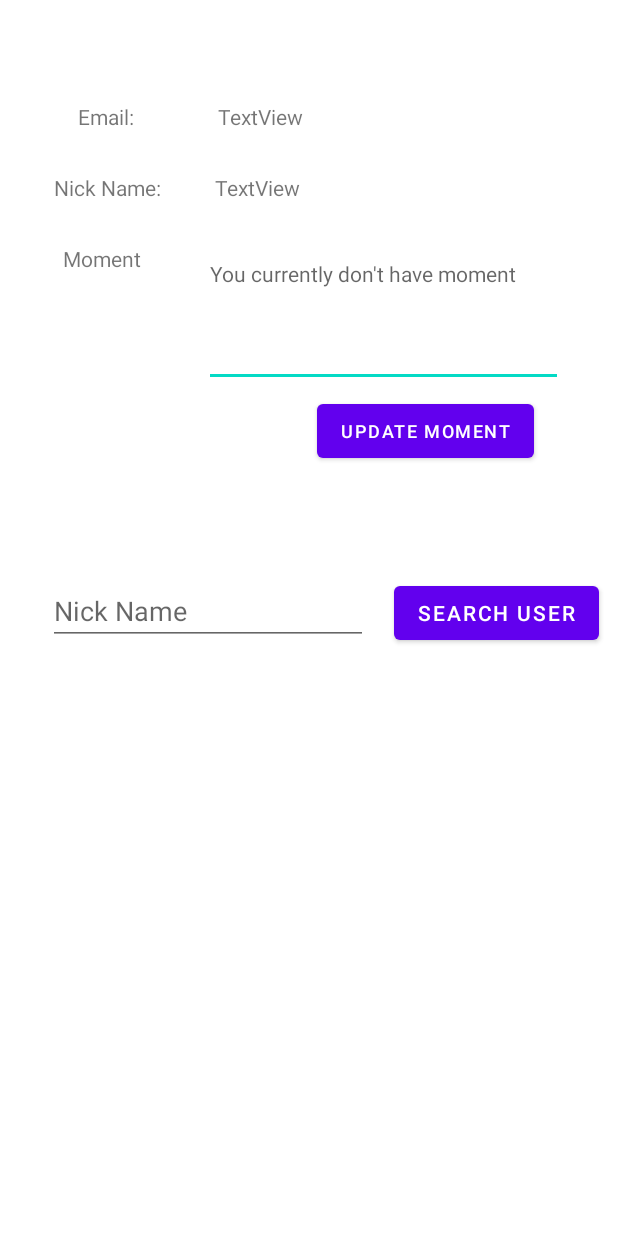
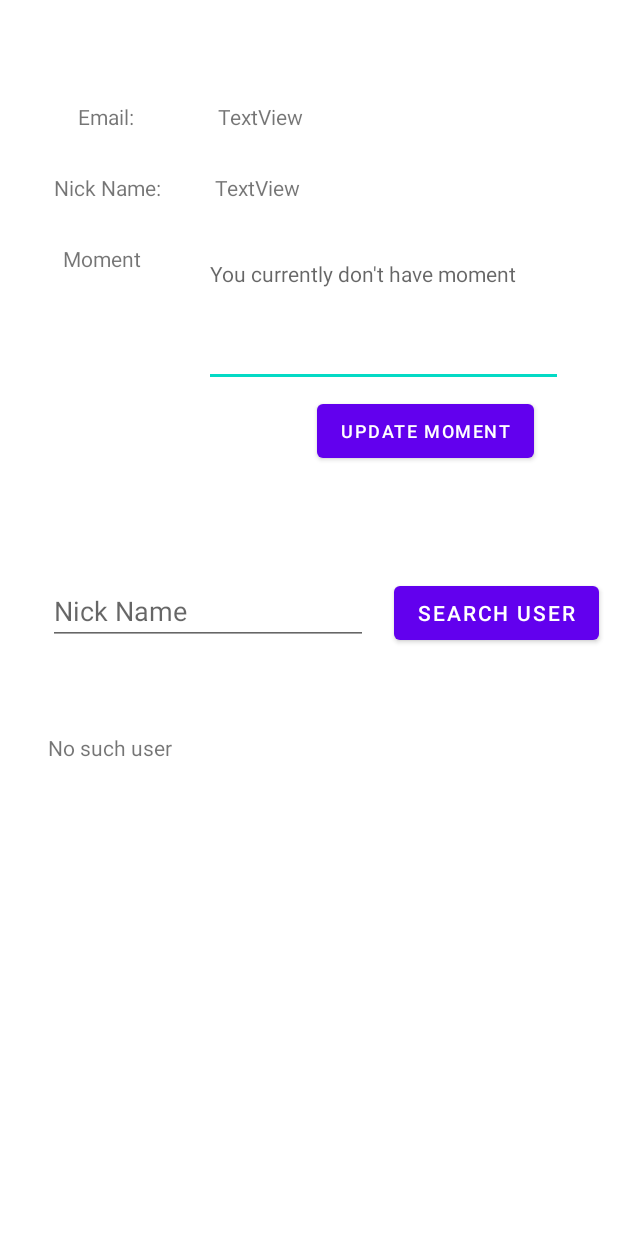
Before and after one commit to zren813/MobileDemo, an Android app: the ProfilePage screen opened directly, with no data from a screen before it, after a tap on "UPDATE MOMENT", on a phone screen of 412 x 824 dp. Run offline under Robolectric (Android 15) with nearby library versions, the phone set to English and light mode, and no system bars; our stand-ins replace Firebase (no records; nobody signed in at launch, a user with empty details on screens opened directly).

Commit message:
search user feature

```diff
--- a/app/src/main/java/com/mobiledemo/ProfilePage.java
+++ b/app/src/main/java/com/mobiledemo/ProfilePage.java
@@ -5,6 +5,7 @@ import androidx.appcompat.app.AppCompatActivity;
 
 import android.content.Intent;
 import android.os.Bundle;
+import android.util.Log;
 import android.view.View;
 import android.widget.Button;
 import android.widget.EditText;
@@ -19,6 +20,7 @@ import com.google.firebase.database.DataSnapshot;
 import com.google.firebase.database.DatabaseError;
 import com.google.firebase.database.DatabaseReference;
 import com.google.firebase.database.FirebaseDatabase;
+import com.google.firebase.database.Query;
 import com.google.firebase.database.ValueEventListener;
 
 import org.w3c.dom.Text;
@@ -30,6 +32,7 @@ public class ProfilePage extends AppCompatActivity implements View.OnClickListen
     private EditText editMoment, editSearchUser;
     private Button editTextButton, searchUserButton;
     private TextView searchedUser;
+
     @Override
     protected void onCreate(Bundle savedInstanceState) {
         super.onCreate(savedInstanceState);
@@ -98,6 +101,51 @@ public class ProfilePage extends AppCompatActivity implements View.OnClickListen
     }
 
     public void searchUser() {
-        // TODO: 9/12/21 try to search for user
+        // Do something in response to button
+        EditText editText = (EditText) findViewById(R.id.textEditSearchUser);
+        String targetName = editText.getText().toString();
+        final TextView searchedUserInfo = (TextView) findViewById(R.id.searchedUserInfo);
+        final TextView searchedEmail = (TextView) findViewById(R.id.searchedEmail);
+        final TextView searchedMoment = (TextView) findViewById(R.id.searchedMoment);
+
+        DatabaseReference reference;
+        final String[] targetEmail = new String[1];
+        final String[] targetMoment = new String[1];
+        reference = FirebaseDatabase.getInstance().getReference();
+
+        Query query = reference.child("Users").orderByChild("nickName").equalTo(targetName);
+        query.addValueEventListener(new ValueEventListener() {
+            private static final String TAG = "No such Nickname";
+
+            @Override
+            public void onDataChange(@NonNull DataSnapshot dataSnapshot) {
+
+                for (DataSnapshot data : dataSnapshot.getChildren()) {
+                    User target = data.getValue(User.class);
+                    targetEmail[0] = target.email;
+                    targetMoment[0] = target.moment; // moment null check?
+                }
+                // display the result to the user
+                if (targetEmail[0] == null) {
+                    searchedUserInfo.setText("No such user");
+                } else {
+                    searchedUserInfo.setText(targetName);
+                    searchedEmail.setText(targetEmail[0]);
+                    if (targetMoment[0] == null) {
+                        searchedMoment.setText("No moment currently");
+                    } else {
+                        searchedMoment.setText(targetMoment[0]);
+                    }
+                }
+            }
+
+
+            @Override
+            public void onCancelled(@NonNull DatabaseError databaseError) {
+                // Getting Post failed, log a message
+                Toast.makeText(ProfilePage.this, "No such user", Toast.LENGTH_LONG).show();
+                // ...
+            }
+        });
     }
 }
--- a/app/src/main/java/com/mobiledemo/User.java
+++ b/app/src/main/java/com/mobiledemo/User.java
@@ -11,4 +11,5 @@ public class User {
         this.email = email;
     }
 
+
 }
--- a/app/src/main/res/layout/activity_profile_page.xml
+++ b/app/src/main/res/layout/activity_profile_page.xml
@@ -106,10 +106,28 @@
 
     <TextView
         android:id="@+id/searchedUserInfo"
-        android:layout_width="352dp"
-        android:layout_height="94dp"
+        android:layout_width="354dp"
+        android:layout_height="29dp"
         android:layout_marginStart="32dp"
         android:layout_marginTop="56dp"
         app:layout_constraintStart_toStartOf="parent"
         app:layout_constraintTop_toBottomOf="@+id/searchUserButton" />
+
+    <TextView
+        android:id="@+id/searchedEmail"
+        android:layout_width="351dp"
+        android:layout_height="34dp"
+        android:layout_marginStart="32dp"
+        android:layout_marginTop="19dp"
+        app:layout_constraintStart_toStartOf="parent"
+        app:layout_constraintTop_toBottomOf="@+id/searchedUserInfo" />
+
+    <TextView
+        android:id="@+id/searchedMoment"
+        android:layout_width="349dp"
+        android:layout_height="62dp"
+        android:layout_marginStart="32dp"
+        android:layout_marginTop="18dp"
+        app:layout_constraintStart_toStartOf="parent"
+        app:layout_constraintTop_toBottomOf="@+id/searchedEmail" />
 </androidx.constraintlayout.widget.ConstraintLayout>
```
Also changed, not shown: app/src/main/java/com/mobiledemo/DisplaySearchResult.java (+0 -9 lines).
